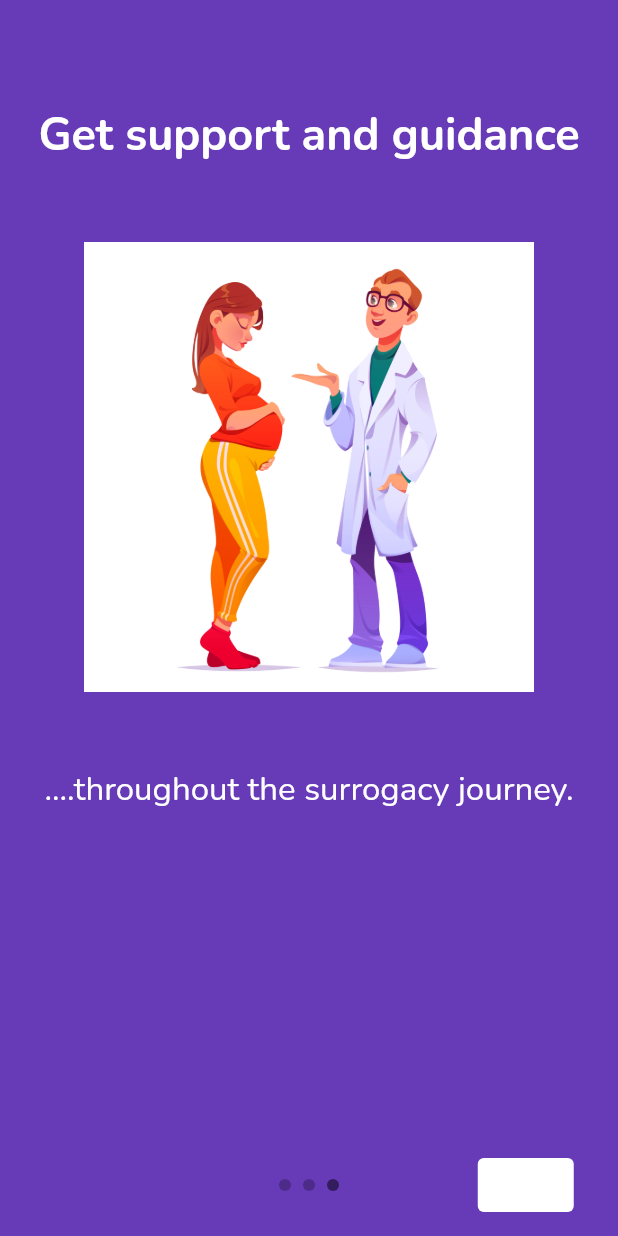
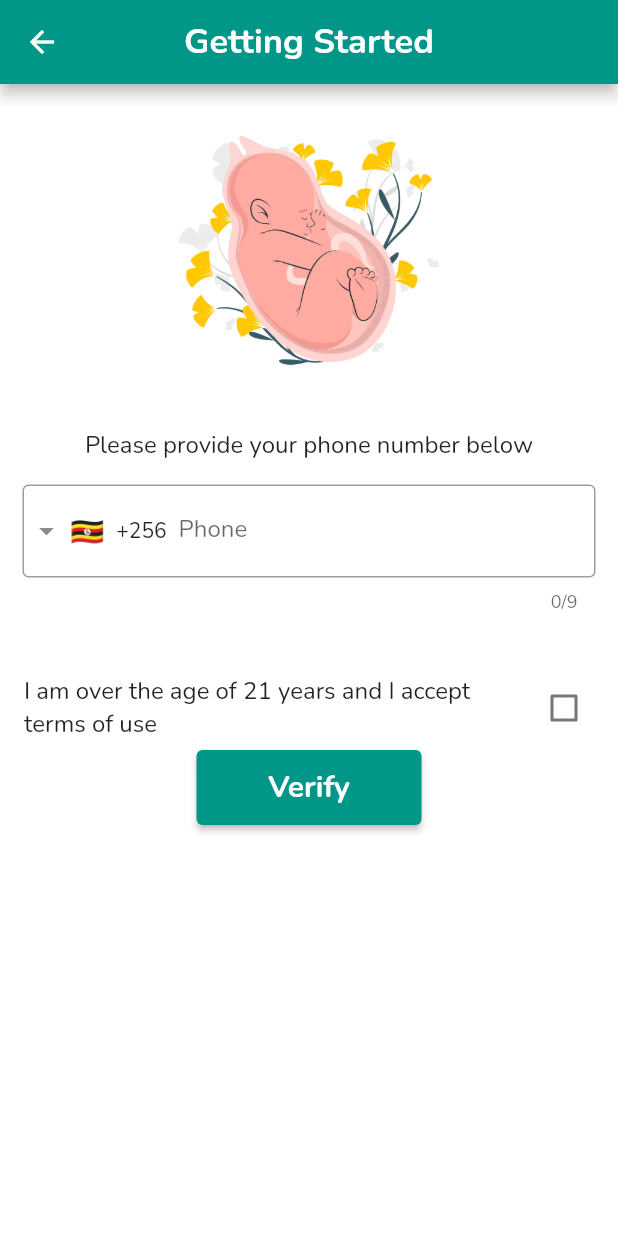
Before and after one commit to rhodinemma/baby-bridge, a Flutter app: the screen it shows after launch, after a tap on "SKIP", after a tap on "DONE", on a phone screen of 412 x 824 dp. Run offline on Flutter 3.47's test engine with Material 2 defaults, Android fonts, the light colour scheme and no system bars; drawn by our look-alikes of intl_phone_field, intro_slider.

Commit message:
add authentication screen

```diff
--- /dev/null
+++ b/lib/screens/home.dart
@@ -0,0 +1,10 @@
+import 'package:flutter/material.dart';
+
+class Home extends StatelessWidget {
+  const Home({Key? key}) : super(key: key);
+
+  @override
+  Widget build(BuildContext context) {
+    return const Placeholder();
+  }
+}
--- /dev/null
+++ b/lib/screens/login.dart
@@ -0,0 +1,110 @@
+import 'package:flutter/material.dart';
+import 'package:intl_phone_field/intl_phone_field.dart';
+
+class Login extends StatefulWidget {
+  const Login({Key? key}) : super(key: key);
+
+  @override
+  State<Login> createState() => _LoginState();
+}
+
+class _LoginState extends State<Login> {
+  final TextEditingController phoneController = TextEditingController();
+  final TextEditingController otpController = TextEditingController();
+
+  String userNumber = '';
+  var otpFieldVisibility = false;
+  bool _isChecked = false;
+
+  @override
+  Widget build(BuildContext context) {
+    return Scaffold(
+      backgroundColor: Colors.white,
+      appBar: AppBar(
+        title: const Text(
+          'Getting Started',
+          style: TextStyle(fontWeight: FontWeight.bold, fontSize: 23.0),
+        ),
+        centerTitle: true,
+        backgroundColor: Colors.teal,
+      ),
+      body: Padding(
+        padding: const EdgeInsets.only(top: 10.0),
+        child: Column(
+          children: [
+            Image.asset(
+              'lib/images/baby.jpg',
+              width: 200, // Set the width of the image
+              height: 200, // Set the height of the image
+              fit: BoxFit.cover, // Set the fit of the image
+            ),
+            const SizedBox(height: 20.0),
+            const Text(
+              'Please provide your phone number below',
+              style: TextStyle(
+                fontSize: 16.0,
+              ),
+            ),
+            Padding(
+              padding: const EdgeInsets.all(15.0),
+              child: IntlPhoneField(
+                controller: phoneController,
+                initialCountryCode: 'UG',
+                decoration: const InputDecoration(
+                  hintText: 'Phone Number',
+                  labelText: 'Phone',
+                  border: OutlineInputBorder(),
+                ),
+                onChanged: (val) {
+                  userNumber = val.completeNumber;
+                },
+              ),
+            ),
+            Padding(
+              padding: const EdgeInsets.all(10.0),
+              child: Visibility(
+                visible: otpFieldVisibility,
+                child: TextField(
+                  controller: otpController,
+                  decoration: const InputDecoration(
+                    hintText: 'OTP Code',
+                    labelText: 'OTP',
+                    border: OutlineInputBorder(),
+                  ),
+                ),
+              ),
+            ),
+            CheckboxListTile(
+              activeColor: Colors.teal,
+              value: _isChecked,
+              title: const Text('I am over the age of 21 years and I accept terms of use'),
+              onChanged: (bool? value) {
+                setState(() {
+                  _isChecked = value!;
+                });
+              },
+            ),
+            ElevatedButton(
+              onPressed: () {
+                /*if (otpFieldVisibility) {
+                verifyOTPCode();
+              } else {
+                verifyUserPhoneNumber();
+              }
+              FocusManager.instance.primaryFocus?.unfocus();*/
+              },
+              style: ButtonStyle(
+                backgroundColor: MaterialStateProperty.all(Colors.teal),
+                minimumSize: MaterialStateProperty.all(const Size(150, 50)),
+              ),
+              child: Text(
+                style: const TextStyle(fontSize: 20, fontWeight: FontWeight.bold),
+                otpFieldVisibility ? 'Login' : 'Verify',
+              ),
+            )
+          ],
+        ),
+      ),
+      );
+  }
+}
--- a/lib/screens/onboarding_screens.dart
+++ b/lib/screens/onboarding_screens.dart
@@ -1,3 +1,4 @@
+import 'package:baby_bridge/screens/login.dart';
 import 'package:flutter/material.dart';
 import 'package:intro_slider/intro_slider.dart';
 
@@ -74,6 +75,11 @@ class _OnboardingScreensState extends State<OnboardingScreens> {
   // in the last slide
   void _onDonePress() {
     debugPrint('Done Pressed');
+    // Navigate to home screen
+    Navigator.push(
+      context,
+      MaterialPageRoute(builder: (context) => const Login()),
+    );
   }
 
   @override
--- a/pubspec.yaml
+++ b/pubspec.yaml
@@ -36,6 +36,7 @@ dependencies:
   # Use with the CupertinoIcons class for iOS style icons.
   cupertino_icons: ^1.0.2
   intro_slider: ^4.2.0
+  intl_phone_field: ^3.1.0
 
 dev_dependencies:
   flutter_test:
```
Also changed, not shown: lib/images/baby.jpg (added), pubspec.lock.
